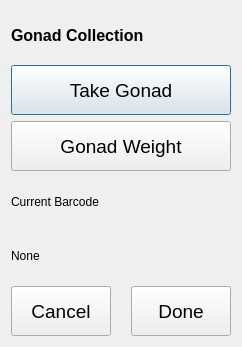
First picture: the form in ui/FEATGonadDlg.ui, repository aliciabillings-noaa/CLAMS, before the edit.
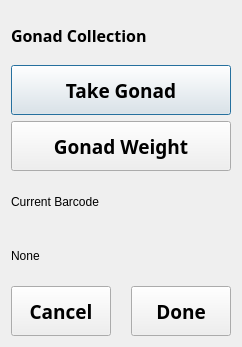
Second picture: the form after the edit.

Commit message: set fonts to Arial Black

Diff of the .ui file:
```diff
--- a/ui/FEATGonadDlg.ui
+++ b/ui/FEATGonadDlg.ui
@@ -18,7 +18,9 @@
     <widget class="QLabel" name="label">
      <property name="font">
       <font>
+       <family>Arial Black</family>
        <pointsize>12</pointsize>
+       <weight>75</weight>
        <bold>true</bold>
       </font>
      </property>
@@ -43,7 +45,10 @@
      </property>
      <property name="font">
       <font>
+       <family>Arial Black</family>
        <pointsize>14</pointsize>
+       <weight>75</weight>
+       <bold>true</bold>
       </font>
      </property>
      <property name="text">
@@ -67,7 +72,10 @@
      </property>
      <property name="font">
       <font>
+       <family>Arial Black</family>
        <pointsize>14</pointsize>
+       <weight>75</weight>
+       <bold>true</bold>
       </font>
      </property>
      <property name="text">
@@ -113,7 +121,10 @@
        </property>
        <property name="font">
         <font>
+         <family>Arial Black</family>
          <pointsize>14</pointsize>
+         <weight>75</weight>
+         <bold>true</bold>
         </font>
        </property>
        <property name="text">
@@ -123,6 +134,13 @@
      </item>
      <item>
       <spacer name="horizontalSpacer">
+       <property name="font">
+        <font>
+         <family>Arial Black</family>
+         <weight>75</weight>
+         <bold>true</bold>
+        </font>
+       </property>
        <property name="orientation">
         <enum>Qt::Horizontal</enum>
        </property>
@@ -150,7 +168,10 @@
        </property>
        <property name="font">
         <font>
+         <family>Arial Black</family>
          <pointsize>14</pointsize>
+         <weight>75</weight>
+         <bold>true</bold>
         </font>
        </property>
        <property name="text">
```
Left out of the diff: 4 changed lines with no effect on the pictures. The commit also changes 42 other files.
